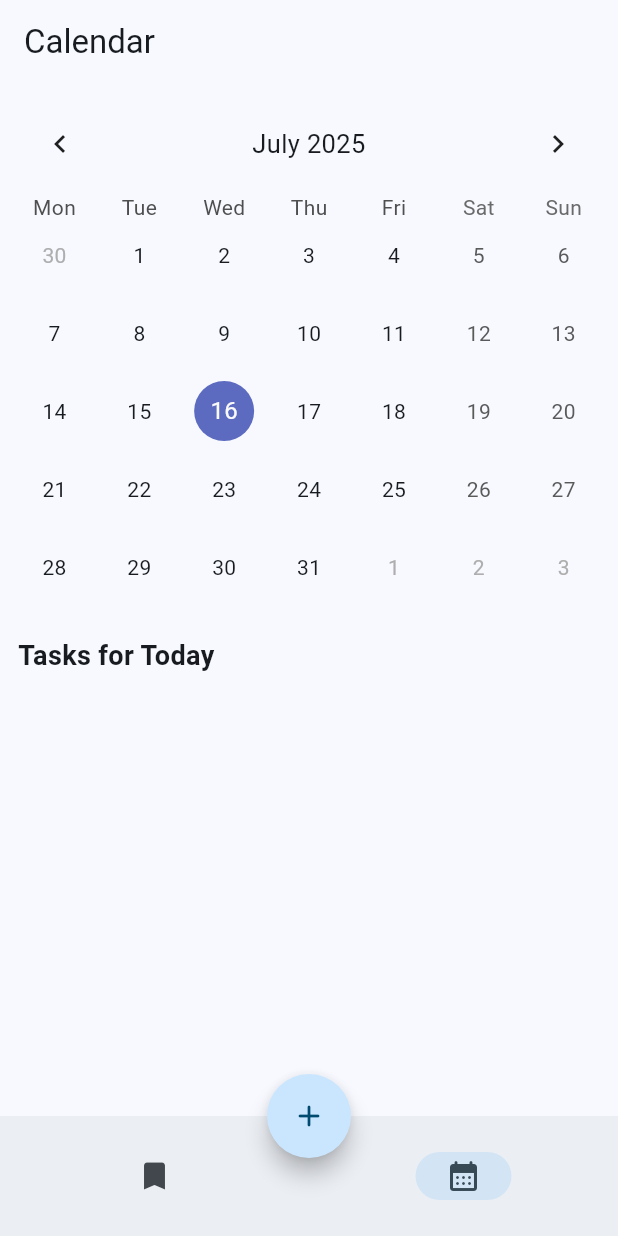
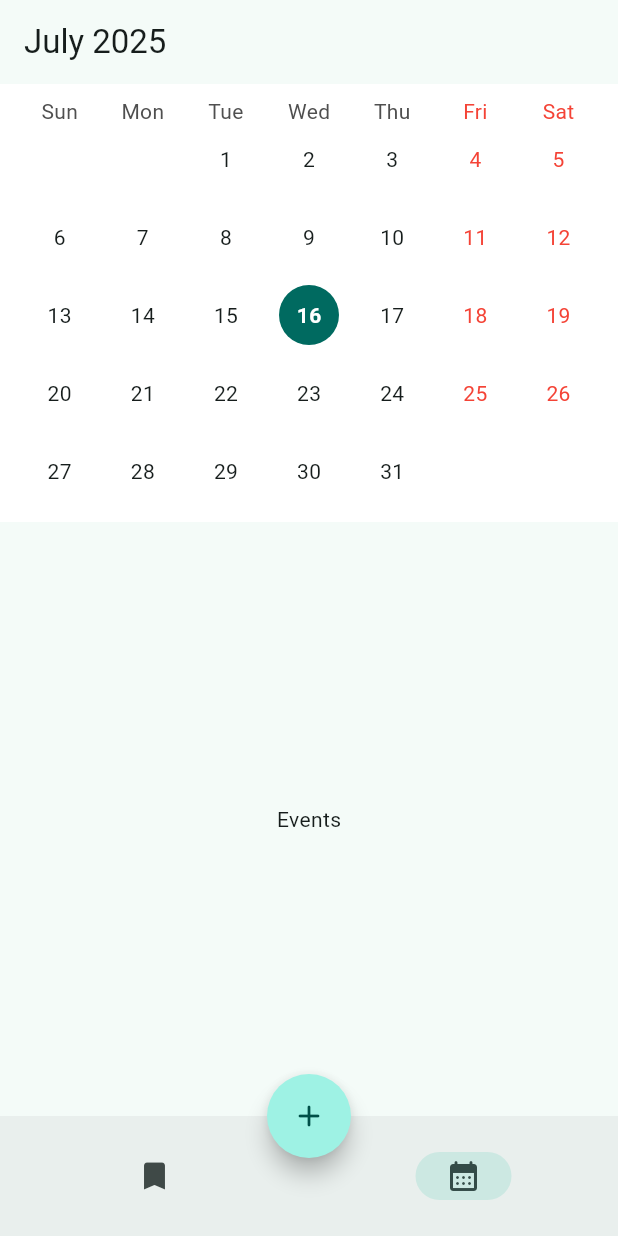
Before and after one commit to farhan-jaman/calendar_app, a Flutter app: the screen it shows after launch, on a phone screen of 412 x 824 dp. Run offline on Flutter 3.47's test engine with Material 3 defaults, Android fonts, the phone set to English and light mode, and no system bars; drawn by our look-alikes of table_calendar; our stand-ins replace shared_preferences; network calls fail.

Commit message:
some tweaks, added holidays

```diff
--- a/lib/main.dart
+++ b/lib/main.dart
@@ -1,11 +1,12 @@
 import 'package:calendar_app/pages/home_page.dart';
-import 'package:calendar_app/providers/data_provider.dart';
+import 'package:calendar_app/providers/event_provider.dart';
 import 'package:flutter/material.dart';
 import 'package:provider/provider.dart';
-void main() {
+void main() async {
+  WidgetsFlutterBinding.ensureInitialized();
   runApp(
     ChangeNotifierProvider(
-      create: (context) => DataProvider(),
+      create: (context) => EventProvider(),
       child: MyApp(),
     )
   );
@@ -20,7 +21,7 @@ class MyApp extends StatelessWidget {
       debugShowCheckedModeBanner: false,
       theme: ThemeData(
         useMaterial3: true,
-        colorSchemeSeed: Colors.lightBlue
+        colorSchemeSeed: Colors.teal
       ),
       home: HomePage(),
     );
--- a/lib/pages/calendar_page.dart
+++ b/lib/pages/calendar_page.dart
@@ -1,58 +1,74 @@
-import 'package:calendar_app/providers/data_provider.dart';
-import 'package:calendar_app/widgets/event_tile.dart';
+import 'package:calendar_app/providers/event_provider.dart';
+import 'package:calendar_app/widgets/calendar_widget.dart';
+import 'package:calendar_app/widgets/event_tab.dart';
+import 'package:calendar_app/widgets/task_tab.dart';
 import 'package:flutter/material.dart';
+import 'package:intl/intl.dart';
 import 'package:provider/provider.dart';
-import 'package:table_calendar/table_calendar.dart';
 
 class CalendarPage extends StatelessWidget {
   const CalendarPage({super.key});
 
   @override
   Widget build(BuildContext context) {
-    final dayEvents = context.watch<DataProvider>().dayEvents;
+
     return Scaffold(
       appBar: AppBar(
-        title: Text('Calendar'),
+        title: GestureDetector(
+          onTap: () => _datePicker(context),
+          child: Text(DateFormat('MMMM y').format(context.watch<EventProvider>().focusedDay)),
+        ),
+        actions: [
+          !context.watch<EventProvider>().hideBackButton
+          ?
+            Padding(
+              padding: const EdgeInsets.only(right: 8),
+              child: TextButton(
+                onPressed: () {
+                  context.read<EventProvider>().changeSelectedDay(DateTime.now());
+                  context.read<EventProvider>().changeFocusedDay(DateTime.now());
+                },
+                child: Text('Back to Today'),
+              ),
+            )
+          :
+            SizedBox()
+        ],
       ),
-      body: Column(
-        crossAxisAlignment: CrossAxisAlignment.start,
-        children: [
-          Padding(
-            padding: EdgeInsets.all(8),
-            child: TableCalendar(
-              focusedDay: context.watch<DataProvider>().focusedDay,
-              firstDay: DateTime(2000),
-              lastDay: DateTime(2100),
-              startingDayOfWeek: StartingDayOfWeek.monday,
-              selectedDayPredicate: (day) => isSameDay(day, context.watch<DataProvider>().selectedDay),
-              onDaySelected: (selectedDay, focusedDay) {
-                context.read<DataProvider>().changeSelectedDay(selectedDay);
-                context.read<DataProvider>().changeFocusedDay(focusedDay);
-              },
-              headerStyle: HeaderStyle(
-                formatButtonVisible: false,
-                titleCentered: true,
+      body: DefaultTabController(
+        length: 2,
+        initialIndex: 0,
+        child: Column(
+          crossAxisAlignment: CrossAxisAlignment.start,
+          children: [
+            CalendarWidget(),
+            Expanded(
+              child: TabBarView(
+                children: [
+                  EventTab(),
+                  TaskTab(),
+                ],
               ),
-            ),
-          ),
-          Padding(
-            padding: const EdgeInsets.all(12.0),
-            child: Text(
-              'Tasks for ${context.watch<DataProvider>().todayString}',
-              style: TextStyle(
-                fontSize: 18,
-                fontWeight: FontWeight.w600,
-              ),
-            ),
-          ),
-          Expanded(
-            child: ListView.builder(
-              itemCount: dayEvents.length,
-              itemBuilder: (context, index) => EventTile(context: context, index: index, dayEvents: dayEvents)
-            ),
-          )
-        ],
+            )
+          ],
+        ),
       ),
     );
   }
 }
+
+Future<void> _datePicker(BuildContext context) async {
+  final picked = await showDatePicker(
+    context: context,
+    firstDate: DateTime(DateTime.now().year - 100),
+    lastDate: DateTime(DateTime.now().year + 100),
+    initialDate: context.read<EventProvider>().selectedDay,
+    keyboardType: TextInputType.datetime,
+    initialEntryMode: DatePickerEntryMode.calendar,
+  );
+
+  if (context.mounted && picked != null) {
+    context.read<EventProvider>().changeSelectedDay(picked);
+    context.read<EventProvider>().changeFocusedDay(picked);
+  }
+}
--- a/lib/pages/home_page.dart
+++ b/lib/pages/home_page.dart
@@ -1,7 +1,9 @@
 import 'package:calendar_app/pages/calendar_page.dart';
+import 'package:calendar_app/providers/event_provider.dart';
 import 'package:calendar_app/widgets/dialogs/edit_event_dialog.dart';
 import 'package:calendar_app/pages/events_page.dart';
 import 'package:flutter/material.dart';
+import 'package:provider/provider.dart';
 
 class HomePage extends StatefulWidget {
   const HomePage({super.key});
@@ -25,6 +27,15 @@ class _HomePageState extends State<HomePage> {
   }
 
   @override
+  void initState() {
+    super.initState();
+    Future.microtask(() {
+      final provider = context.read<EventProvider>();
+      provider.changeFocusedDay(DateTime.now());
+    });
+  }
+
+  @override
   Widget build(BuildContext context) {
     return Scaffold(
       body: _pages[_selectedIndex],
@@ -35,7 +46,7 @@ class _HomePageState extends State<HomePage> {
         destinations: [
           NavigationDestination(
             icon: Icon(Icons.bookmark_rounded),
-            label: 'Events',
+            label: 'Tasks',
           ),
           NavigationDestination(
             icon: Icon(Icons.calendar_month_rounded),
--- a/lib/providers/data_provider.dart
+++ /dev/null
@@ -1,57 +0,0 @@
-import 'package:calendar_app/models/event.dart';
-import 'package:flutter/material.dart';
-import 'package:intl/intl.dart';
-
-class DataProvider extends ChangeNotifier {
-  DateTime _focusedDay = DateTime.now();
-  DateTime _selectedDay = DateTime.now();
-  final Map<DateTime, List<Event>> _events = {};
-
-  DateTime get focusedDay => _focusedDay;
-  DateTime get selectedDay => _selectedDay;
-  Map<DateTime, List<Event>> get events => _events;
-  List<Event> get dayEvents => _events[normalizedDate(_selectedDay)] ?? [];
-  DateTime get selectedKey => _events.entries.firstWhere((element) => element.value == dayEvents).key;
-  String get todayString => normalizedDate(_selectedDay) == normalizedDate(DateTime.now()) ? 'Today' : DateFormat('d MMMM').format(_selectedDay);
-
-  void changeFocusedDay(DateTime newDay) {
-    _focusedDay = newDay;
-    notifyListeners();
-  }
-
-  void changeSelectedDay(DateTime newDay) {
-    _selectedDay = newDay;
-    notifyListeners();
-  }
-
-  void addEvent(String title) {
-    DateTime key = normalizedDate(_selectedDay);
-
-    if (_events.containsKey(key)) {
-      _events[key]!.add(Event(title: title));
-    } else {
-      _events[key] = [Event(title: title)];
-    }
-    notifyListeners();
-  }
-
-  void editEvent(int index, String title) {
-    DateTime key = normalizedDate(_selectedDay);
-
-    _events[key]![index].title = title;
-    notifyListeners();
-  }
-
-  void deleteEvent(int index) {
-    DateTime key = normalizedDate(_selectedDay);
-
-    _events[key]!.removeAt(index);
-
-    if (_events[key]!.isEmpty) _events.remove(key);
-    notifyListeners();
-  }
-
-  DateTime normalizedDate(DateTime date) {
-    return DateTime(date.year, date.month, date.day);
-  }
-}
--- /dev/null
+++ b/lib/providers/event_provider.dart
@@ -0,0 +1,83 @@
+import 'package:calendar_app/models/event.dart';
+import 'package:calendar_app/services/holiday_service.dart';
+import 'package:flutter/material.dart';
+import 'package:intl/intl.dart';
+import 'package:table_calendar/table_calendar.dart';
+
+class EventProvider extends ChangeNotifier {
+  DateTime _focusedDay = DateTime.now();
+  DateTime _selectedDay = DateTime.now();
+  final Map<DateTime, List<Event>> _events = {};
+  final Map<DateTime, List<Event>> _holidays = {};
+
+  DateTime get focusedDay => normalizedDate(_focusedDay);
+  DateTime get selectedDay => normalizedDate(_selectedDay);
+  Map<DateTime, List<Event>> get events => _events;
+  Map<DateTime, List<Event>> get holidays => _holidays;
+  bool get hideBackButton => checkFocusedDay(_focusedDay) && isSameDay(_selectedDay, DateTime.now());
+  List<Event> get dayEvents {
+    final selectedDate = normalizedDate(_selectedDay);
+
+    final userEvents = _events[selectedDate] ?? [];
+    final holidayEvents = _holidays[selectedDate] ?? [];
+
+    return [...holidayEvents, ...userEvents];
+  }
+  String get todayString => normalizedDate(_selectedDay) == normalizedDate(DateTime.now()) ? 'Today' : DateFormat('d MMMM').format(_selectedDay);
+
+  void changeFocusedDay(DateTime newDay) {
+    _focusedDay = normalizedDate(newDay);
+    _chechAndLoadHolidayForYear(newDay.year);
+    notifyListeners();
+  }
+
+  void changeSelectedDay(DateTime newDay) {
+    _selectedDay = normalizedDate(newDay);
+    notifyListeners();
+  }
+
+  void addEvent(String title) {
+    DateTime key = normalizedDate(_selectedDay);
+
+    if (_events.containsKey(key)) {
+      _events[key]!.add(Event(title: title));
+    } else {
+      _events[key] = [Event(title: title)];
+    }
+    notifyListeners();
+  }
+
+  void editEvent(int index, String title) {
+    DateTime key = normalizedDate(_selectedDay);
+
+    _events[key]![index].title = title;
+    notifyListeners();
+  }
+
+  void deleteEvent(Event event) {
+    DateTime key = normalizedDate(_selectedDay);
+
+    _events[key]!.remove(event);
+
+    if (_events[key]!.isEmpty) _events.remove(key);
+    notifyListeners();
+  }
+
+  Future<void> _chechAndLoadHolidayForYear(int year) async {
+    final alreadyLoaded = _holidays.keys.any((d) => d.year == year);
+    if (!alreadyLoaded) {
+      final newHolidays = await HolidayService.loadHolidays(year);
+      _holidays.addAll(newHolidays);
+      notifyListeners();
+    }
+  }
+
+  DateTime normalizedDate(DateTime date) {
+    return DateTime(date.year, date.month, date.day);
+  }
+
+  bool checkFocusedDay(DateTime focusedDay) {
+    final today = DateTime.now();
+    return (focusedDay.year == today.year && focusedDay.month == today.month);
+  }
+}
--- /dev/null
+++ b/lib/services/holiday_service.dart
@@ -0,0 +1,50 @@
+import 'dart:convert';
+import 'package:calendar_app/models/event.dart';
+import 'package:http/http.dart' as http;
+import 'package:shared_preferences/shared_preferences.dart';
+
+class HolidayService {
+  static const String _calendarId = 'en.bd%23holiday@group.v.calendar.google.com';
+  static const String _apiKey = 'AIzaSyDt7EOELaESa4E2UcuVHSW5DF3AatD3U10';
+
+  static Future<Map<DateTime, List<Event>>> loadHolidays(int year) async {
+    final prefs = await SharedPreferences.getInstance();
+    final cacheKey = 'cached_holidays_$year';
+
+    final cached = prefs.getString(cacheKey);
+    if (cached != null) {
+      return _parseHolidayJson(jsonDecode(cached));
+    }
+
+    final url =
+        'https://www.googleapis.com/calendar/v3/calendars/$_calendarId/events'
+        '?key=$_apiKey'
+        '&timeMin=$year-01-01T00:00:00Z'
+        '&timeMax=$year-12-31T23:59:59Z'
+        '&singleEvents=true'
+        '&orderBy=startTime';
+
+    final response = await http.get(Uri.parse(url));
+
+    if (response.statusCode == 200) {
+      await prefs.setString(cacheKey, response.body);
+      return _parseHolidayJson(jsonDecode(response.body));
+    } else {
+      throw Exception('Failed to fetch holidays for $year');
+    }
+  }
+
+  static Map<DateTime, List<Event>> _parseHolidayJson(Map<String, dynamic> json) {
+    final items = json['items'] as List;
+    final Map<DateTime, List<Event>> holidays = {};
+
+    for (var item in items) {
+      final dateStr = item['start']['date'];
+      final summary = item['summary'];
+      final date = (DateTime.parse(dateStr));
+      holidays.putIfAbsent(date, () => []).add(Event(title: summary));
+    }
+
+    return holidays;
+  }
+}
--- /dev/null
+++ b/lib/widgets/calendar_widget.dart
@@ -0,0 +1,61 @@
+import 'package:calendar_app/providers/event_provider.dart';
+import 'package:flutter/material.dart';
+import 'package:provider/provider.dart';
+import 'package:table_calendar/table_calendar.dart';
+
+class CalendarWidget extends StatelessWidget {
+  const CalendarWidget({super.key});
+
+  @override
+  Widget build(BuildContext context) {
+    return Container(
+      padding: EdgeInsets.symmetric(horizontal: 12, vertical: 8),
+      color: Colors.white,
+      child: TableCalendar(
+        focusedDay: context.watch<EventProvider>().focusedDay,
+        firstDay: DateTime(DateTime.now().year - 100),
+        lastDay: DateTime(DateTime.now().year + 100),
+        startingDayOfWeek: StartingDayOfWeek.sunday,
+        weekendDays: [DateTime.friday, DateTime.saturday],
+        daysOfWeekStyle: DaysOfWeekStyle(
+          weekendStyle: TextStyle(color: Colors.red),
+        ),
+        selectedDayPredicate: (day) => isSameDay(day, context.watch<EventProvider>().selectedDay),
+        onDaySelected: (selectedDay, focusedDay) {
+          context.read<EventProvider>().changeFocusedDay(focusedDay);
+          context.read<EventProvider>().changeSelectedDay(selectedDay);
+        },
+        onPageChanged: (focusedDay) => context.read<EventProvider>().changeFocusedDay(focusedDay),
+        calendarBuilders: CalendarBuilders(
+          markerBuilder: (context, day, events) {
+            final holidays = context.watch<EventProvider>().holidays;
+            final isHoliday = holidays.containsKey(DateTime(day.year, day.month, day.day));
+
+            if (isHoliday) {
+              return Align(
+                alignment: Alignment.topRight,
+                child: Icon(Icons.flag_rounded, size: 14, color: Colors.teal,),
+              );
+            }
+            return null;
+          },
+        ),
+        headerVisible: false,
+        calendarStyle: CalendarStyle(
+          outsideDaysVisible: false,
+          todayDecoration: BoxDecoration(
+            color: Theme.of(context).primaryColor.withAlpha(400),
+            shape: BoxShape.circle
+          ),
+          selectedDecoration: BoxDecoration(
+            color: Theme.of(context).primaryColor,
+            shape: BoxShape.circle
+          ),
+          todayTextStyle: TextStyle(fontWeight: FontWeight.bold, color: Colors.white),
+          selectedTextStyle: TextStyle(fontWeight: FontWeight.bold, color: Colors.white),
+          weekendTextStyle: TextStyle(color: Colors.red)
+        ),
+      ),
+    );
+  }
+}
--- a/lib/widgets/dialogs/edit_event_dialog.dart
+++ b/lib/widgets/dialogs/edit_event_dialog.dart
@@ -1,4 +1,4 @@
-import 'package:calendar_app/providers/data_provider.dart';
+import 'package:calendar_app/providers/event_provider.dart';
 import 'package:flutter/material.dart';
 import 'package:provider/provider.dart';
 
@@ -14,6 +14,7 @@ class EditEvent extends StatelessWidget {
         padding: EdgeInsets.all(8.0),
         child: TextField(
           controller: controller,
+          autofocus: true,
         ),
       ),
       actions: [
@@ -26,7 +27,7 @@ class EditEvent extends StatelessWidget {
         ),
         TextButton(
           onPressed: () {
-            context.read<DataProvider>().addEvent(controller.text);
+            context.read<EventProvider>().addEvent(controller.text);
             Navigator.pop(context);
           },
           child: Text('Submit'),
--- /dev/null
+++ b/lib/widgets/event_tab.dart
@@ -0,0 +1,27 @@
+import 'package:calendar_app/providers/event_provider.dart';
+import 'package:calendar_app/widgets/event_tile.dart';
+import 'package:flutter/material.dart';
+import 'package:provider/provider.dart';
+
+class EventTab extends StatelessWidget {
+  const EventTab({super.key});
+
+  @override
+  Widget build(BuildContext context) {
+    final dayEvents = context.watch<EventProvider>().dayEvents;
+
+    return Container(
+      padding: EdgeInsets.symmetric(horizontal: 12, vertical: 8),
+      child: dayEvents.isEmpty
+      ?
+        Center(
+          child: Text('Events'),
+        )
+      :
+        ListView.builder(
+          itemCount: dayEvents.length,
+          itemBuilder: (context, index) => EventTile(context: context, index: index, dayEvents: dayEvents),
+        ),
+    );
+  }
+}
--- a/pubspec.yaml
+++ b/pubspec.yaml
@@ -37,6 +37,8 @@ dependencies:
   table_calendar: ^3.2.0
   provider: ^6.1.5
   intl: ^0.20.2
+  shared_preferences: ^2.5.3
+  http: ^1.4.0
 
 dev_dependencies:
   flutter_test:
```
Also changed, not shown: lib/widgets/dialogs/confirm_delete_dialog.dart (+5 -4 lines), lib/widgets/event_tile.dart (+11 -6 lines), lib/widgets/task_tab.dart (added, +15 -0 lines), pubspec.lock, 1 other file.
